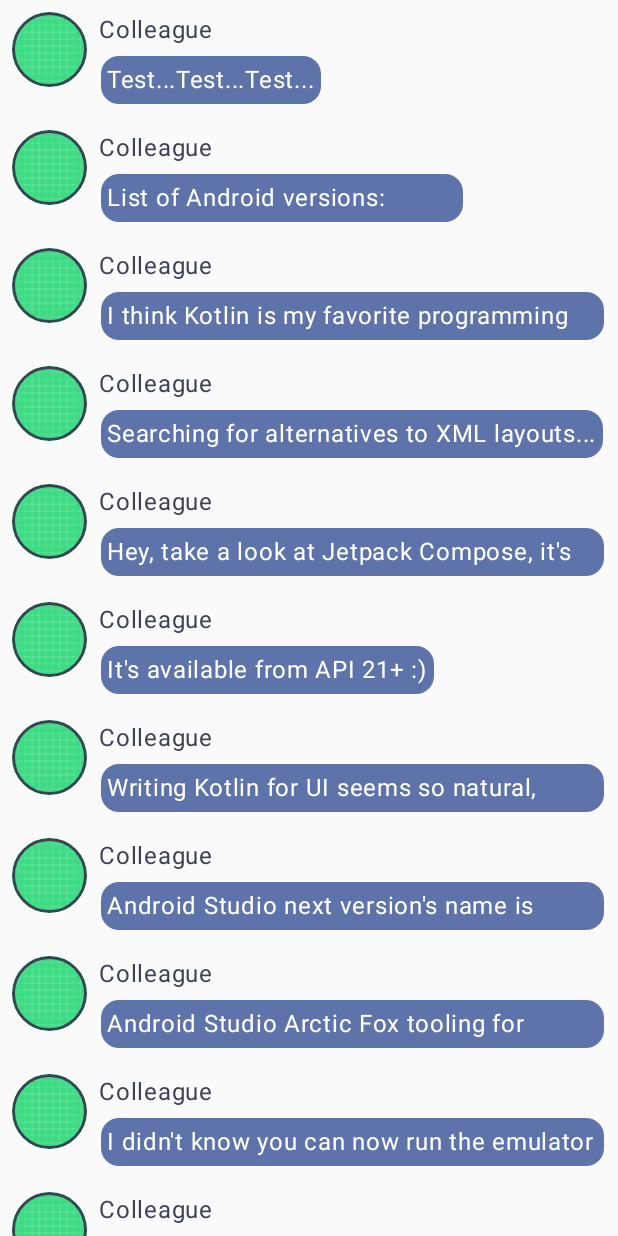
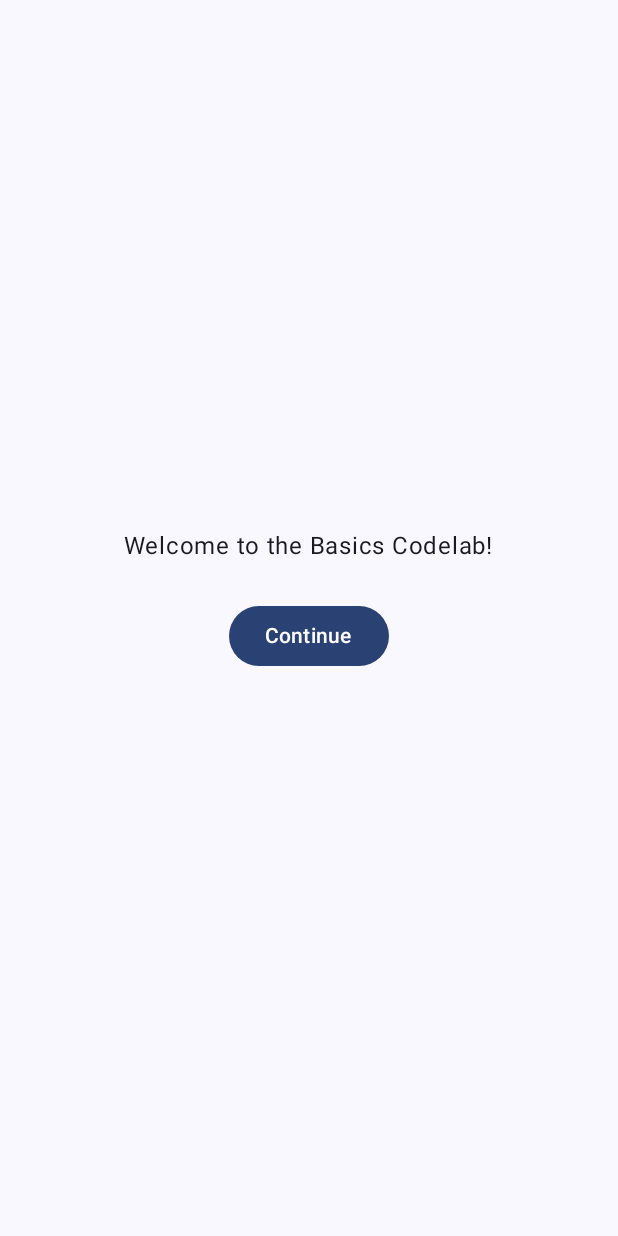
Before and after one commit to ihorkozar/AndroidCompose, an Android app built with Jetpack Compose: the screen it shows after launch (MainActivity), on a phone screen of 412 x 824 dp. Run offline under Robolectric (Android 15) with nearby library versions, the phone set to English and light mode, and no system bars.

Commit message:
codelab 1

```diff
--- a/app/build.gradle
+++ b/app/build.gradle
@@ -60,4 +60,5 @@ dependencies {
     androidTestImplementation "androidx.compose.ui:ui-test-junit4:$compose_version"
     debugImplementation "androidx.compose.ui:ui-tooling:$compose_version"
     debugImplementation "androidx.compose.ui:ui-test-manifest:$compose_version"
+    implementation "androidx.compose.material:material-icons-extended:$compose_version"
 }
--- a/app/src/main/java/com/example/androidcompose/MainActivity.kt
+++ b/app/src/main/java/com/example/androidcompose/MainActivity.kt
@@ -3,65 +3,101 @@ package com.example.androidcompose
 import android.os.Bundle
 import androidx.activity.ComponentActivity
 import androidx.activity.compose.setContent
+import androidx.compose.animation.core.Spring
+import androidx.compose.animation.core.animateDpAsState
+import androidx.compose.animation.core.spring
+import androidx.compose.foundation.layout.*
 import androidx.compose.foundation.lazy.LazyColumn
 import androidx.compose.foundation.lazy.items
-import androidx.compose.runtime.Composable
-import androidx.compose.ui.tooling.preview.Preview
+import androidx.compose.material3.*
+import androidx.compose.runtime.*
+import androidx.compose.runtime.saveable.rememberSaveable
+import androidx.compose.ui.Alignment
+import androidx.compose.ui.Modifier
+import androidx.compose.ui.unit.dp
 import com.example.androidcompose.ui.theme.AndroidComposeTheme
 
 class MainActivity : ComponentActivity() {
     override fun onCreate(savedInstanceState: Bundle?) {
         super.onCreate(savedInstanceState)
         setContent {
-            PreviewConversation()
+            AndroidComposeTheme {
+                MyApp(Modifier.fillMaxSize())
+            }
         }
     }
 }
 
 @Composable
-fun Conversation(messages: List<Message>) {
-    LazyColumn {
-        items(messages) { message ->
-            MessageCard(message)
+fun MyApp(
+    modifier: Modifier = Modifier
+) {
+    var shouldShowOnboarding by rememberSaveable { mutableStateOf(true) }
+    Surface(modifier) {
+        if (shouldShowOnboarding) {
+            OnboardingScreen(onContinueClicked = { shouldShowOnboarding = false })
+        } else {
+            Greetings()
         }
     }
 }
 
-@Preview
 @Composable
-fun PreviewConversation() {
-    AndroidComposeTheme {
-        Conversation(SampleData.conversationSample)
+fun OnboardingScreen(modifier: Modifier = Modifier, onContinueClicked: () -> Unit) {
+    Column(
+        modifier = modifier.fillMaxSize(),
+        verticalArrangement = Arrangement.Center,
+        horizontalAlignment = Alignment.CenterHorizontally
+    ) {
+        Text("Welcome to the Basics Codelab!")
+        Button(
+            modifier = Modifier.padding(vertical = 24.dp),
+            onClick = onContinueClicked
+        ) {
+            Text("Continue")
+        }
     }
 }
 
-//@Preview(
-//    uiMode = Configuration.UI_MODE_NIGHT_YES,
-//    showBackground = true,
-//)
-//@Composable
-//fun PreviewMessageCard() {
-//    AndroidComposeTheme(darkTheme = true) {
-//        // A surface container using the 'background' color from the theme
-//        Surface(
-//            modifier = Modifier.fillMaxSize(),
-//            color = MaterialTheme.colorScheme.background
-//        ) {
-//            MessageCard(msg = Message("Android", "Compose"))
-//        }
-//    }
-//}
+@Composable
+private fun Greetings(
+    modifier: Modifier = Modifier,
+    names: List<String> = List(100) { "$it" }
+) {
+    LazyColumn(modifier = modifier.padding(vertical = 4.dp)) {
+        items(items = names) { name ->
+            Greeting(name = name)
+        }
+    }
+}
 
-
-//@Composable
-//fun Greeting(name: String) {
-//    Text(text = "Hello $name!")
-//}
-
-//@Preview(showBackground = true, uiMode = Configuration.UI_MODE_NIGHT_YES)
-//@Composable
-//fun DefaultPreview() {
-//    AndroidComposeTheme {
-//        Greeting("Android")
-//    }
-//}
+@Composable
+private fun Greeting(name: String) {
+    var expanded by remember { mutableStateOf(false) }
+    val extraPadding by animateDpAsState(
+        if (expanded) 48.dp else 0.dp,
+        animationSpec = spring(
+            dampingRatio = Spring.DampingRatioMediumBouncy,
+            stiffness = Spring.StiffnessLow
+        )
+    )
+    Surface(
+        color = MaterialTheme.colorScheme.primary,
+        modifier = Modifier.padding(vertical = 4.dp, horizontal = 8.dp)
+    ) {
+        Row(modifier = Modifier.padding(24.dp)) {
+            Column(modifier = Modifier
+                .weight(1f)
+                .padding(bottom = extraPadding.coerceAtLeast(0.dp))
+            ) {
+                Text(text = "Hello, ")
+                Text(text = name, style = MaterialTheme.typography.headlineMedium)
+            }
+            ElevatedButton(
+                onClick = { expanded = !expanded }
+            ) {
+                Text(if (expanded) "Show less" else "Show more")
+            }
+        }
+    }
+}
--- a/app/src/main/java/com/example/androidcompose/Message.kt
+++ /dev/null
@@ -1,64 +0,0 @@
-package com.example.androidcompose
-
-import androidx.compose.animation.animateColorAsState
-import androidx.compose.animation.animateContentSize
-import androidx.compose.foundation.Image
-import androidx.compose.foundation.border
-import androidx.compose.foundation.clickable
-import androidx.compose.foundation.layout.*
-import androidx.compose.foundation.shape.CircleShape
-import androidx.compose.material3.MaterialTheme
-import androidx.compose.material3.Surface
-import androidx.compose.material3.Text
-import androidx.compose.runtime.*
-import androidx.compose.ui.Modifier
-import androidx.compose.ui.draw.clip
-import androidx.compose.ui.res.painterResource
-import androidx.compose.ui.unit.dp
-
-data class Message(val author: String, val body: String)
-
-@Composable
-fun MessageCard(msg: Message) {
-    Row(modifier = Modifier.padding(all = 8.dp)) {
-        Image(
-            painter = painterResource(R.drawable.ic_launcher_background),
-            contentDescription = "Contact profile picture",
-            modifier = Modifier
-                // Set image size to 40 dp
-                .size(50.dp)
-                // Clip image to be shaped as a circle
-                .clip(CircleShape)
-                .border(1.5.dp, MaterialTheme.colorScheme.secondary, CircleShape)
-        )
-
-        // Add a horizontal space between the image and the column
-        Spacer(modifier = Modifier.width(8.dp))
-
-        var isExpanded by remember { mutableStateOf(false) }
-        val surfaceColor by animateColorAsState(
-            if (isExpanded) MaterialTheme.colorScheme.secondary else MaterialTheme.colorScheme.primaryContainer,
-        )
-
-        Column(
-            modifier = Modifier.clickable { isExpanded = !isExpanded }
-        ) {
-            Text(text = msg.author, color = MaterialTheme.colorScheme.secondary)
-            // Add a vertical space between the author and message texts
-            Spacer(modifier = Modifier.height(4.dp))
-            Surface(
-                shape = MaterialTheme.shapes.medium,
-                color = surfaceColor,
-                modifier = Modifier.animateContentSize().padding(1.dp)
-            ) {
-                Text(
-                    text = msg.body,
-                    modifier = Modifier.padding(all = 4.dp),
-                    // If the message is expanded, we display all its content
-                    // otherwise we only display the first line
-                    maxLines = if (isExpanded) Int.MAX_VALUE else 1,
-                )
-            }
-        }
-    }
-}
--- a/app/src/main/java/com/example/androidcompose/SampleData.kt
+++ /dev/null
@@ -1,72 +0,0 @@
-package com.example.androidcompose
-
-object SampleData {
-    // Sample conversation data
-    val conversationSample = listOf(
-        Message(
-            "Colleague",
-            "Test...Test...Test..."
-        ),
-        Message(
-            "Colleague",
-            "List of Android versions:\n" +
-                    "Android KitKat (API 19)\n" +
-                    "Android Lollipop (API 21)\n" +
-                    "Android Marshmallow (API 23)\n" +
-                    "Android Nougat (API 24)\n" +
-                    "Android Oreo (API 26)\n" +
-                    "Android Pie (API 28)\n" +
-                    "Android 10 (API 29)\n" +
-                    "Android 11 (API 30)\n" +
-                    "Android 12 (API 31)\n"
-        ),
-        Message(
-            "Colleague",
-            "I think Kotlin is my favorite programming language.\n" +
-                    "It's so much fun!"
-        ),
-        Message(
-            "Colleague",
-            "Searching for alternatives to XML layouts..."
-        ),
-        Message(
-            "Colleague",
-            "Hey, take a look at Jetpack Compose, it's great!\n" +
-                    "It's the Android's modern toolkit for building native UI." +
-                    "It simplifies and accelerates UI development on Android." +
-                    "Less code, powerful tools, and intuitive Kotlin APIs :)"
-        ),
-        Message(
-            "Colleague",
-            "It's available from API 21+ :)"
-        ),
-        Message(
-            "Colleague",
-            "Writing Kotlin for UI seems so natural, Compose where have you been all my life?"
-        ),
-        Message(
-            "Colleague",
-            "Android Studio next version's name is Arctic Fox"
-        ),
-        Message(
-            "Colleague",
-            "Android Studio Arctic Fox tooling for Compose is top notch ^_^"
-        ),
-        Message(
-            "Colleague",
-            "I didn't know you can now run the emulator directly from Android Studio"
-        ),
-        Message(
-            "Colleague",
-            "Compose Previews are great to check quickly how a composable layout looks like"
-        ),
-        Message(
-            "Colleague",
-            "Previews are also interactive after enabling the experimental setting"
-        ),
-        Message(
-            "Colleague",
-            "Have you tried writing build.gradle with KTS?"
-        ),
-    )
-}
```
